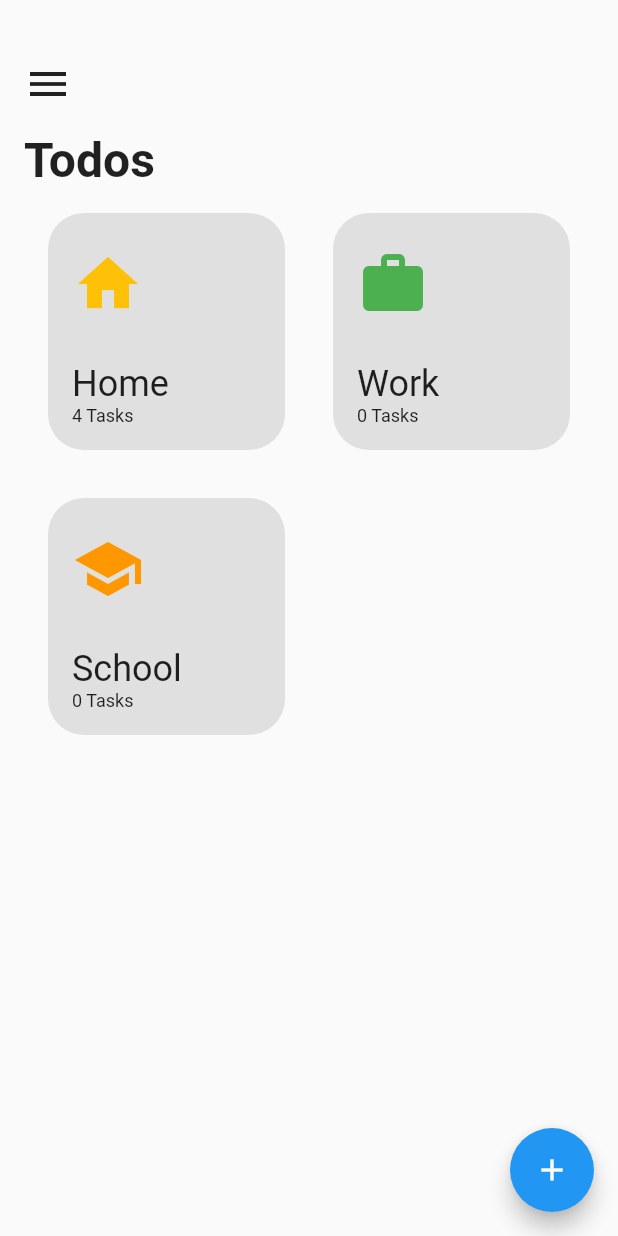
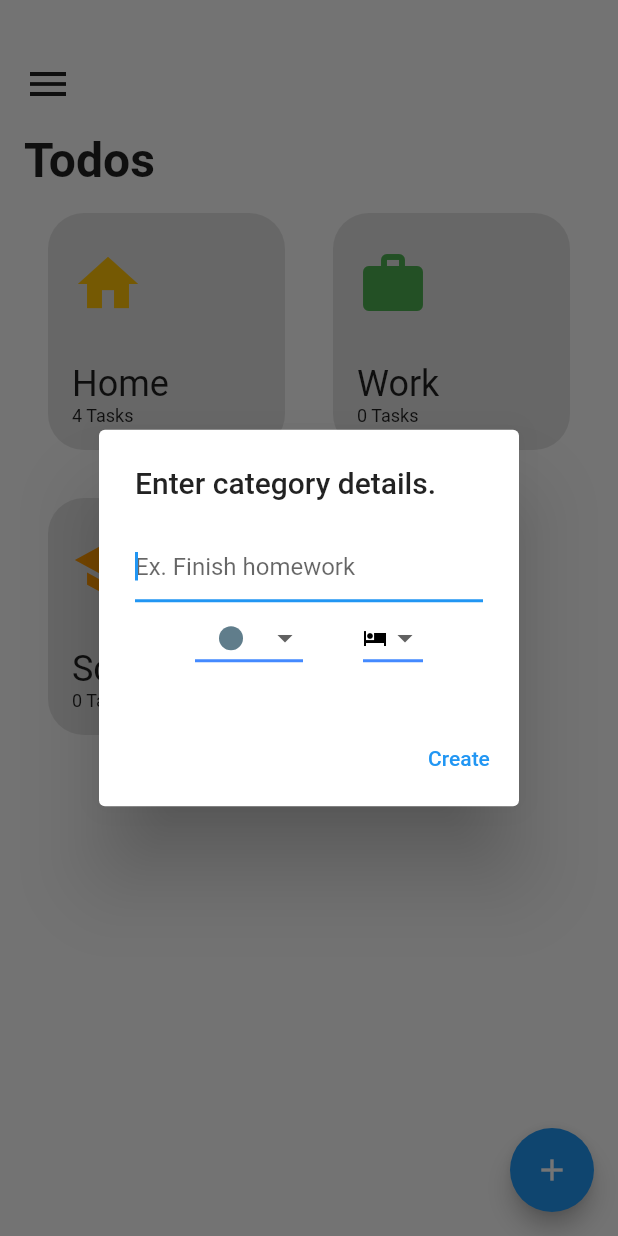
Before and after one commit to superspartak/flutter-todo-app, a Flutter app: the screen it shows after launch, after a tap on the "add" icon, on a phone screen of 412 x 824 dp. Run offline on Flutter 3.47's test engine with Material 2 defaults, Android fonts, the phone set to English and light mode, and no system bars.

Commit message:
add category dialog added

```diff
--- /dev/null
+++ b/lib/category/category_dialog.dart
@@ -0,0 +1,114 @@
+import 'package:flutter/material.dart';
+import 'package:flutter_todo_app/category/category.dart';
+
+class CategoryDialog extends StatefulWidget {
+  const CategoryDialog(this.createHandler, {Key? key}) : super(key: key);
+
+  final void Function(Category) createHandler;
+
+  @override
+  _CategoryDialogState createState() => _CategoryDialogState();
+}
+
+class _CategoryDialogState extends State<CategoryDialog> {
+  Color colorValue = Colors.blueGrey;
+  IconData iconValue = Icons.hotel_sharp;
+  TextEditingController categoryNameController = TextEditingController();
+
+  @override
+  Widget build(BuildContext context) {
+    return AlertDialog(
+      title: const Text('Enter category details.'),
+      content: Column(
+        mainAxisSize: MainAxisSize.min,
+        children: [
+          TextField(
+            autofocus: true,
+            decoration: const InputDecoration(hintText: 'Ex. Finish homework'),
+            controller: categoryNameController,
+          ),
+          Row(
+            mainAxisAlignment: MainAxisAlignment.spaceEvenly,
+            children: [
+              DropdownButton<Color>(
+                value: colorValue,
+                elevation: 16,
+                underline: Container(
+                  height: 2,
+                  color: Colors.blueAccent,
+                ),
+                onChanged: (Color? newValue) {
+                  setState(() {
+                    colorValue = newValue!;
+                  });
+                },
+                items: <Color>[
+                  Colors.blueGrey,
+                  Colors.red,
+                  Colors.orange,
+                  Colors.green,
+                  Colors.blue,
+                  Colors.black,
+                  Colors.purple
+                ].map<DropdownMenuItem<Color>>((Color value) {
+                  return DropdownMenuItem<Color>(
+                    value: value,
+                    child: Container(
+                      margin: const EdgeInsets.all(16.0),
+                      height: 16,
+                      width: 16,
+                      decoration:
+                          BoxDecoration(color: value, shape: BoxShape.circle),
+                    ),
+                  );
+                }).toList(),
+              ),
+              DropdownButton<IconData>(
+                value: iconValue,
+                elevation: 16,
+                underline: Container(
+                  height: 2,
+                  color: Colors.blueAccent,
+                ),
+                onChanged: (IconData? newValue) {
+                  setState(() {
+                    iconValue = newValue!;
+                  });
+                },
+                items: <IconData>[
+                  Icons.hotel_sharp,
+                  Icons.umbrella,
+                  Icons.car_repair,
+                  Icons.balcony_rounded,
+                  Icons.shopping_bag_outlined,
+                  Icons.place_outlined,
+                  Icons.plagiarism_rounded
+                ].map<DropdownMenuItem<IconData>>((IconData value) {
+                  return DropdownMenuItem<IconData>(
+                      value: value,
+                      child: Icon(
+                        value,
+                        size: 16,
+                        color: Colors.black,
+                      ));
+                }).toList(),
+              ),
+            ],
+          )
+        ],
+      ),
+      actions: [
+        TextButton(
+            onPressed: () {
+              widget.createHandler(Category(
+                  DateTime.now().microsecondsSinceEpoch,
+                  categoryNameController.text,
+                  iconValue,
+                  colorValue, []));
+              Navigator.pop(context);
+            },
+            child: const Text('Create'))
+      ],
+    );
+  }
+}
--- a/lib/screens/main_screen.dart
+++ b/lib/screens/main_screen.dart
@@ -1,5 +1,6 @@
 import 'package:flutter/material.dart';
 import 'package:flutter_todo_app/category/category.dart';
+import 'package:flutter_todo_app/category/category_dialog.dart';
 import 'package:flutter_todo_app/category/category_tile.dart';
 
 class MainScreen extends StatefulWidget {
@@ -23,6 +24,12 @@ class _MainScreenState extends State<MainScreen> {
   void _deleteCategory(int id) {
     setState(() {
       categories = categories.where((element) => element.id != id).toList();
+    });
+  }
+
+  void _addCategory(Category category) {
+    setState(() {
+      categories.add(category);
     });
   }
 
@@ -60,10 +67,15 @@ class _MainScreenState extends State<MainScreen> {
             ],
           )),
       floatingActionButton: FloatingActionButton(
-        onPressed: () {},
+        onPressed: openCreateCategoryDialog,
         tooltip: 'Add Category',
         child: const Icon(Icons.add),
       ),
     );
   }
+
+  void openCreateCategoryDialog() {
+    showDialog(
+        context: context, builder: (context) => CategoryDialog(_addCategory));
+  }
 }
```
